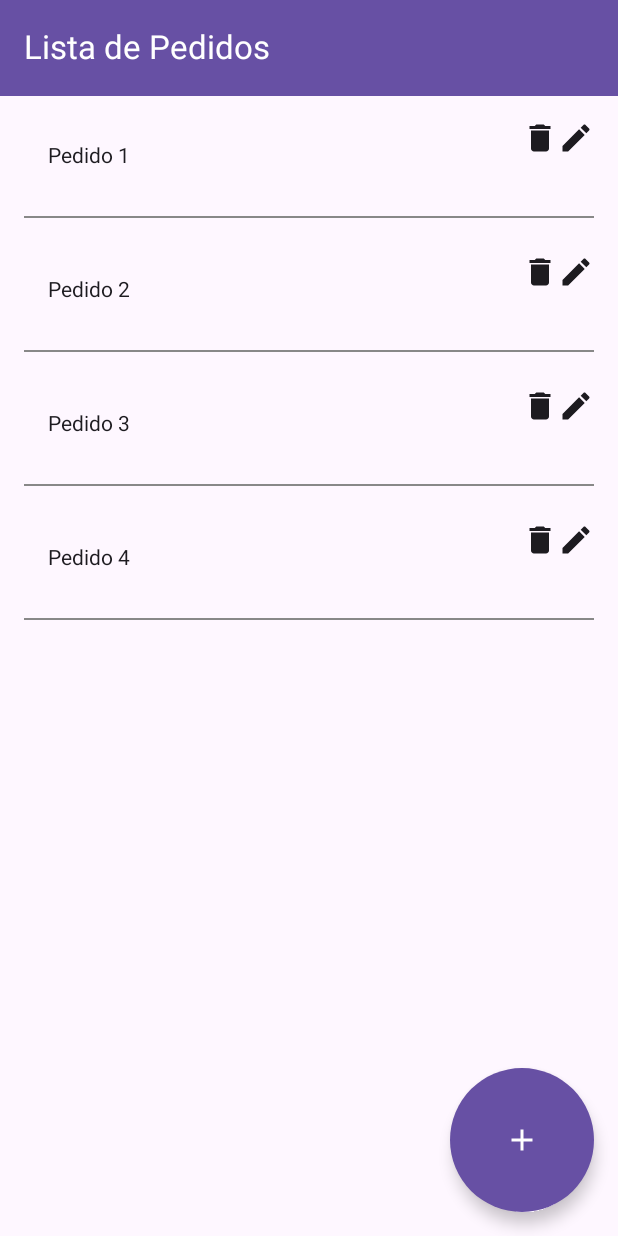
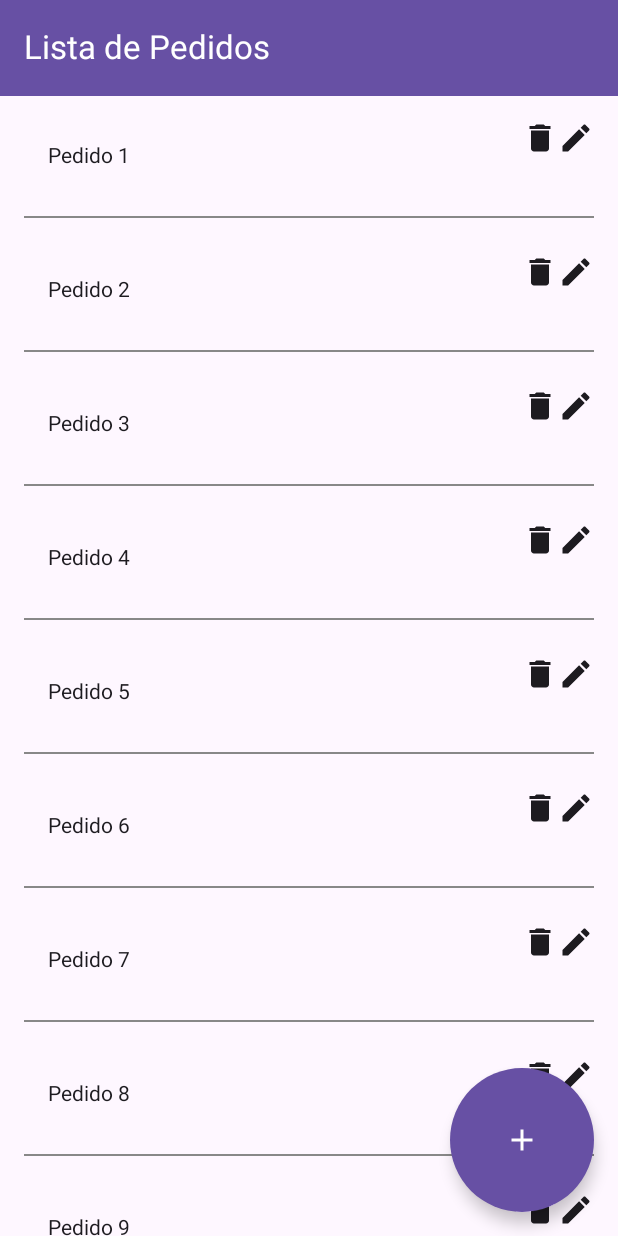
Before and after one commit to leidycas017/GestorPedidos, an Android app built with Jetpack Compose: the ListaPedidosScreen screen opened through its navigation route, on a phone screen of 412 x 824 dp. Run offline under Robolectric (Android 15) with nearby library versions, the phone set to English and light mode, and no system bars; 1 statement that could not run was skipped.

```diff
--- a/app/src/main/java/co/edu/udea/compumovil/gr01_20232/gestorpedidos/ListaPedidosScreen.kt
+++ b/app/src/main/java/co/edu/udea/compumovil/gr01_20232/gestorpedidos/ListaPedidosScreen.kt
@@ -28,14 +28,21 @@ import androidx.compose.ui.res.colorResource
 
 @OptIn(ExperimentalMaterial3Api::class)
 @Composable
-fun ListaPedidosScreen(navController: NavController) {
-    val sharedViewModel: SharedViewModel = viewModel()
-    val userName = sharedViewModel.getLoginUserName()
+fun ListaPedidosScreen(navController: NavController,myViewModel: SharedViewModel) {
+    val userName = myViewModel.getLoginUserName()
     val pedidos = listOf(
         "Pedido 1",
         "Pedido 2",
         "Pedido 3",
-        "Pedido 4"
+        "Pedido 4",
+        "Pedido 5",
+        "Pedido 6",
+        "Pedido 7",
+        "Pedido 8",
+        "Pedido 9",
+        "Pedido 10",
+        "Pedido 11",
+        "Pedido 12",
     )
     val gradientBrush = Brush.horizontalGradient(
         colors = listOf(
--- a/app/src/main/java/co/edu/udea/compumovil/gr01_20232/gestorpedidos/LoginScreen.kt
+++ b/app/src/main/java/co/edu/udea/compumovil/gr01_20232/gestorpedidos/LoginScreen.kt
@@ -49,8 +49,7 @@ val fontFamily = FontFamily(
 )
 @OptIn(ExperimentalMaterial3Api::class)
 @Composable
-fun LoginScreen(navController: NavController) {
-    val sharedViewModel: SharedViewModel = viewModel()
+fun LoginScreen(navController: NavController,myViewModel: SharedViewModel) {
     var userName by remember { mutableStateOf("") }
     var password by remember { mutableStateOf("") }
     Box(
@@ -127,7 +126,7 @@ fun LoginScreen(navController: NavController) {
                     Button(
                         onClick = {
                             //guardar informacion de incicio de sesion en el view model
-                            sharedViewModel.setLoginInfo(userName, password)
+                            myViewModel.setLoginInfo(userName, password)
                             navController.navigate(route = DestinationScreen.ListaPedidosScreenDest.route)
                         },
                         modifier = Modifier
--- a/app/src/main/java/co/edu/udea/compumovil/gr01_20232/gestorpedidos/MainActivity.kt
+++ b/app/src/main/java/co/edu/udea/compumovil/gr01_20232/gestorpedidos/MainActivity.kt
@@ -15,7 +15,7 @@ class MainActivity : ComponentActivity() {
         setContent {
             setContent {
                 Surface(color = MaterialTheme.colorScheme.background) {
-                    NavigationScreen()
+                    NavigationScreen(myViewModel)
                 }
             }
         }
--- a/app/src/main/java/co/edu/udea/compumovil/gr01_20232/gestorpedidos/NavigationScreen.kt
+++ b/app/src/main/java/co/edu/udea/compumovil/gr01_20232/gestorpedidos/NavigationScreen.kt
@@ -6,7 +6,7 @@ import androidx.navigation.compose.composable
 import androidx.navigation.compose.rememberNavController
 
 @Composable
-fun NavigationScreen() {
+fun NavigationScreen(myViewModel: SharedViewModel) {
 
     val navController = rememberNavController()
 
@@ -15,15 +15,15 @@ fun NavigationScreen() {
         startDestination = DestinationScreen.SplashScreenDest.route
     ) {
         composable(route = DestinationScreen.SplashScreenDest.route) {
-            SplashScreen(navController = navController)
+            SplashScreen(navController = navController,myViewModel)
         }
 
         composable(route = DestinationScreen.LoginScreenDest.route) {
-            LoginScreen(navController = navController)
+            LoginScreen(navController = navController, myViewModel)
         }
 
         composable(route = DestinationScreen.ListaPedidosScreenDest.route) {
-            ListaPedidosScreen(navController = navController)
+            ListaPedidosScreen(navController = navController,myViewModel)
         }
     }
 }
--- a/app/src/main/java/co/edu/udea/compumovil/gr01_20232/gestorpedidos/SplashScreen.kt
+++ b/app/src/main/java/co/edu/udea/compumovil/gr01_20232/gestorpedidos/SplashScreen.kt
@@ -16,15 +16,19 @@ import androidx.compose.ui.graphics.Color
 import androidx.compose.ui.graphics.painter.Painter
 import androidx.compose.ui.res.painterResource
 import androidx.compose.ui.text.font.FontFamily
+import androidx.compose.ui.text.font.FontStyle
 import androidx.compose.ui.text.font.FontWeight
 import androidx.compose.ui.text.style.TextAlign
 import androidx.compose.ui.unit.dp
 import androidx.compose.ui.unit.sp
 import androidx.navigation.NavController
 import kotlinx.coroutines.delay
+import androidx.compose.ui.text.googlefonts.GoogleFont
+import androidx.compose.ui.text.googlefonts.Font
+
 
 @Composable
-fun SplashScreen(navController: NavController) {
+fun SplashScreen(navController: NavController,myViewModel: SharedViewModel) {
 
     val scaleAnimation: Animatable<Float, AnimationVector1D> = remember { Animatable(initialValue = 0f) }
 
@@ -103,15 +107,14 @@ fun DesignSplashScreen(
                     .size(400.dp)
                     .scale(scale = scaleAnimation.value),
             )
-
             Text(
-                text = "ListWise",
-                color = Color.White,
-                fontSize = 40.sp,
-                fontWeight = FontWeight.ExtraBold,
-                fontFamily = FontFamily.Serif,
-                textAlign = TextAlign.Center,
-                modifier = modifier.scale(scale = scaleAnimation.value)
+                text = "ListWise", // Reemplaza con el nombre de tu app
+                fontFamily = fontFamily,
+                fontSize = 50.sp, // Tamaño del texto más grande
+                fontWeight = FontWeight.Bold, // Fuente en negrita
+                modifier = Modifier
+                    .align(Alignment.CenterHorizontally) // Centrar horizontalmente
+                    .scale(scale = scaleAnimation.value)
             )
         }
     }
```
